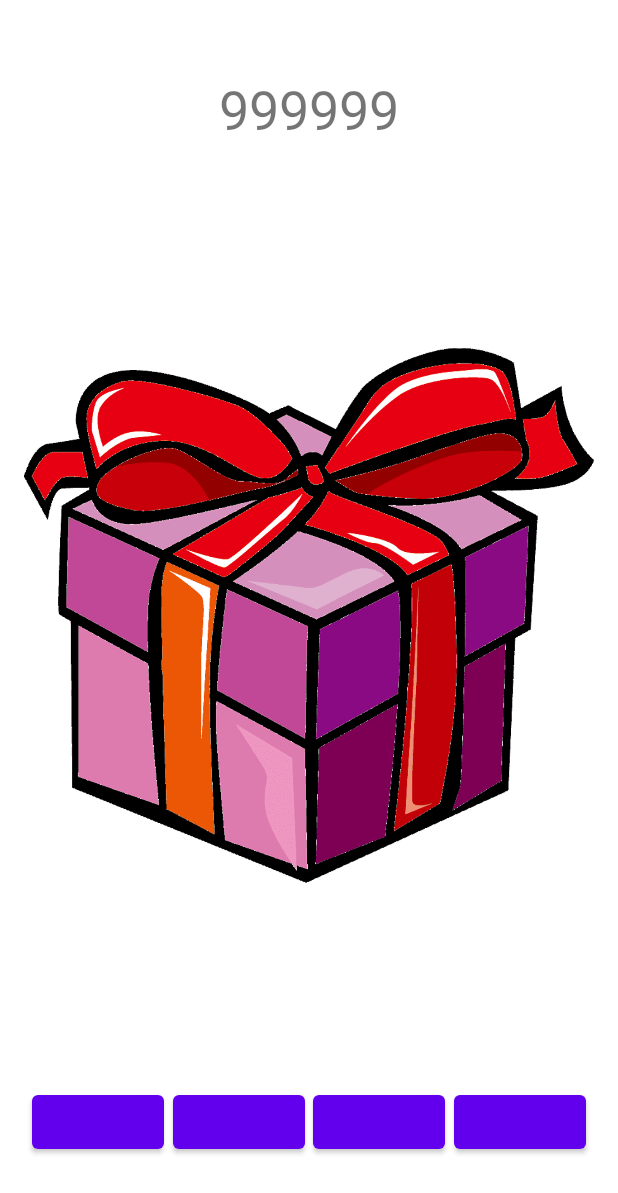
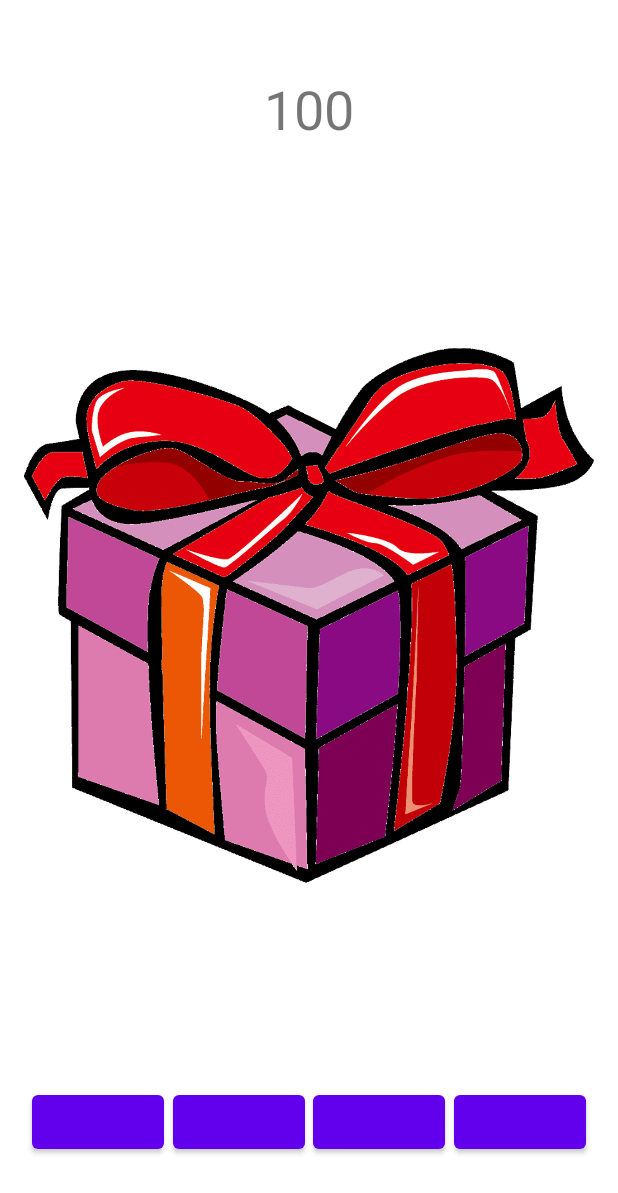
Before and after one commit to SaVyrin/GiftGame, an Android app: the GameFragment screen opened through its navigation route, on a phone screen of 412 x 824 dp. Shown: the top 1193 px of the screen. Run offline under Robolectric (Android 15) with nearby library versions, the phone set to English and light mode, and no system bars.

Commit message:
Add showing present health

```diff
--- a/app/src/main/java/ru/savyrin/gift/ui/game/Game.kt
+++ b/app/src/main/java/ru/savyrin/gift/ui/game/Game.kt
@@ -28,6 +28,10 @@ class Game {
         return gameState
     }
 
+    fun getPresentHealth(): Long {
+        return present.getHealth()
+    }
+
     private fun setNewPresent() {
         goToNextLevel()
         val newPresentHealth = PRESENT_HEALTH_MULTIPLAYER.pow(currentGameLevel).toLong()
--- a/app/src/main/java/ru/savyrin/gift/ui/game/GameFragment.kt
+++ b/app/src/main/java/ru/savyrin/gift/ui/game/GameFragment.kt
@@ -37,6 +37,7 @@ class GameFragment : Fragment() {
                 when (gameState) {
                     GameState.NOT_STARTED -> {
                         viewModel.startGame()
+                        setPresentHealth()
                     }
                     GameState.FINISHED -> {
                         findNavController().navigate(R.id.action_gameFragment_to_finishFragment)
@@ -49,9 +50,15 @@ class GameFragment : Fragment() {
         }
     }
 
+    private fun setPresentHealth() {
+        val presentHealth = viewModel.getPresentHealth()
+        binding.presentHealthTv.text = presentHealth.toString()
+    }
+
     private fun setPresentClickListener() {
         binding.presentImage.setOnClickListener {
             viewModel.beatPresent()
+            setPresentHealth()
         }
     }
 
--- a/app/src/main/java/ru/savyrin/gift/ui/game/GameViewModel.kt
+++ b/app/src/main/java/ru/savyrin/gift/ui/game/GameViewModel.kt
@@ -19,6 +19,10 @@ class GameViewModel : ViewModel() {
         game.finish()
     }
 
+    fun getPresentHealth(): Long {
+        return game.getPresentHealth()
+    }
+
     fun beatPresent() {
         game.beatPresent()
         mutableGameState.value = game.getGameState()
--- a/app/src/main/java/ru/savyrin/gift/ui/game/Present.kt
+++ b/app/src/main/java/ru/savyrin/gift/ui/game/Present.kt
@@ -1,8 +1,8 @@
 package ru.savyrin.gift.ui.game
 
 class Present(presentHealth: Long) {
-    var health: Long = presentHealth
-    val color = ""
+    private var health: Long = presentHealth
+    private val color = ""
 
     fun beat(damage: Long) {
         val newHealth = health - damage
@@ -15,4 +15,8 @@ class Present(presentHealth: Long) {
     fun isOpen(): Boolean {
         return health <= 0
     }
+
+    fun getHealth(): Long {
+        return health
+    }
 }
--- a/app/src/main/res/layout/fragment_game.xml
+++ b/app/src/main/res/layout/fragment_game.xml
@@ -7,7 +7,7 @@
     tools:context=".ui.game.GameFragment">
 
     <TextView
-        android:id="@+id/textView"
+        android:id="@+id/present_health_tv"
         android:layout_width="wrap_content"
         android:layout_height="wrap_content"
         android:layout_marginTop="32dp"
@@ -24,7 +24,7 @@
         android:layout_height="0dp"
         android:scaleType="fitCenter"
         android:src="@drawable/present"
-        app:layout_constraintTop_toBottomOf="@+id/textView"
+        app:layout_constraintTop_toBottomOf="@+id/present_health_tv"
         app:layout_constraintStart_toStartOf="parent"
         app:layout_constraintEnd_toEndOf="parent"
         app:layout_constraintBottom_toTopOf="@id/materialButton3"/>
```
